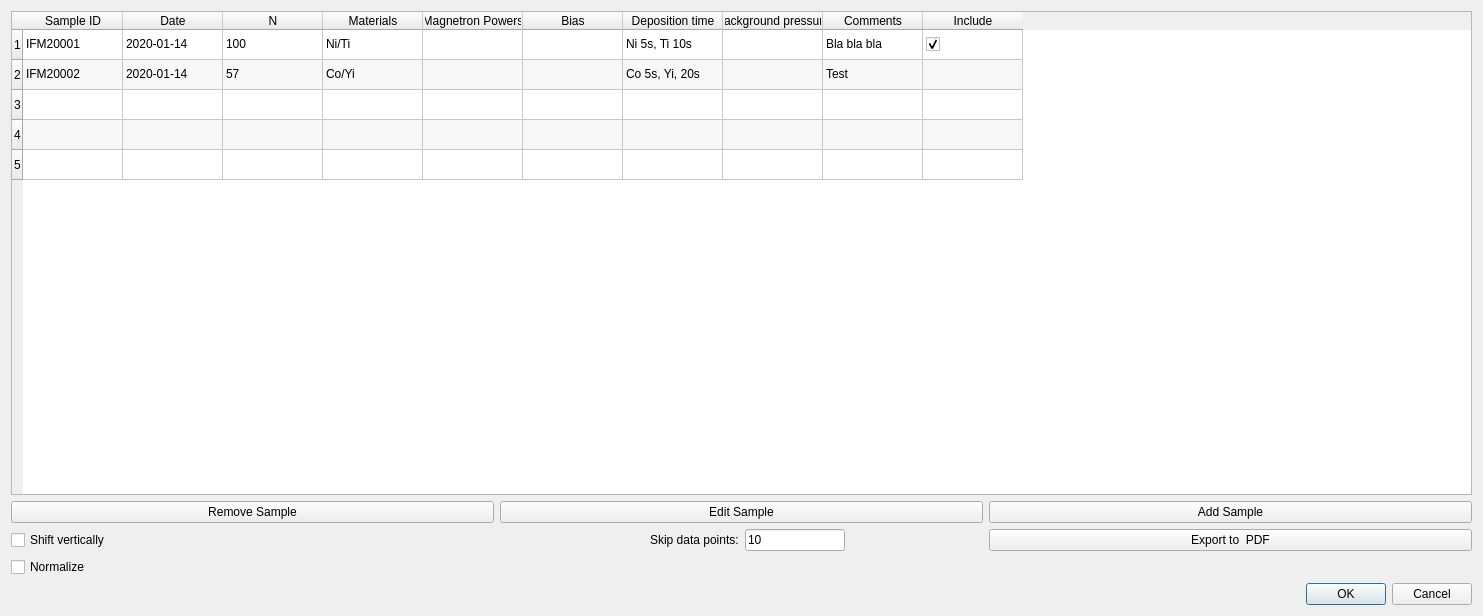
Above: simple_dialog.ui from sstendahl/KARIN before the change. Below: the same form after it.
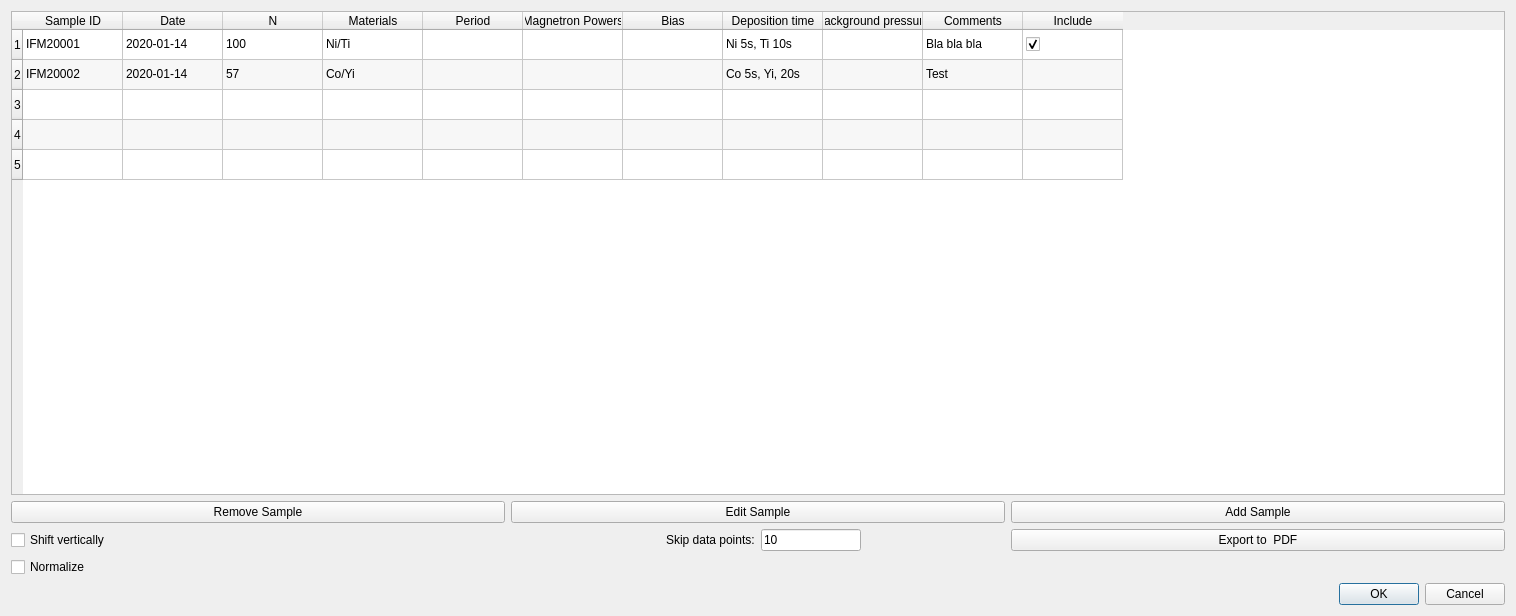
That is the form after the change.

Commit message: Added "add Period to SampleDB" functionality

Patch:
```diff
--- a/simple_dialog.ui
+++ b/simple_dialog.ui
@@ -6,7 +6,7 @@
    <rect>
     <x>0</x>
     <y>0</y>
-    <width>1483</width>
+    <width>1516</width>
     <height>616</height>
    </rect>
   </property>
@@ -219,6 +219,11 @@
        <string>Materials</string>
       </property>
      </column>
+     <column>
+      <property name="text">
+       <string>Period</string>
+      </property>
+     </column>
      <column>
       <property name="text">
        <string>Magnetron Powers</string>
@@ -269,18 +274,18 @@
        <string>Ni/Ti</string>
       </property>
      </item>
-     <item row="0" column="6">
+     <item row="0" column="7">
       <property name="text">
        <string>Ni 5s, Ti 10s</string>
       </property>
      </item>
-     <item row="0" column="8">
-      <property name="text">
-       <string>Bla bla bla</string>
-      </property>
-     </item>
      <item row="0" column="9">
       <property name="text">
+       <string>Bla bla bla</string>
+      </property>
+     </item>
+     <item row="0" column="10">
+      <property name="text">
        <string/>
       </property>
       <property name="checkState">
@@ -307,17 +312,17 @@
        <string>Co/Yi</string>
       </property>
      </item>
-     <item row="1" column="6">
+     <item row="1" column="7">
       <property name="text">
        <string>Co 5s, Yi, 20s</string>
       </property>
      </item>
-     <item row="1" column="8">
-      <property name="text">
-       <string>Test</string>
-      </property>
-     </item>
      <item row="1" column="9">
+      <property name="text">
+       <string>Test</string>
+      </property>
+     </item>
+     <item row="1" column="10">
       <property name="text">
        <string/>
       </property>
```
The commit also changes 5 other files.
